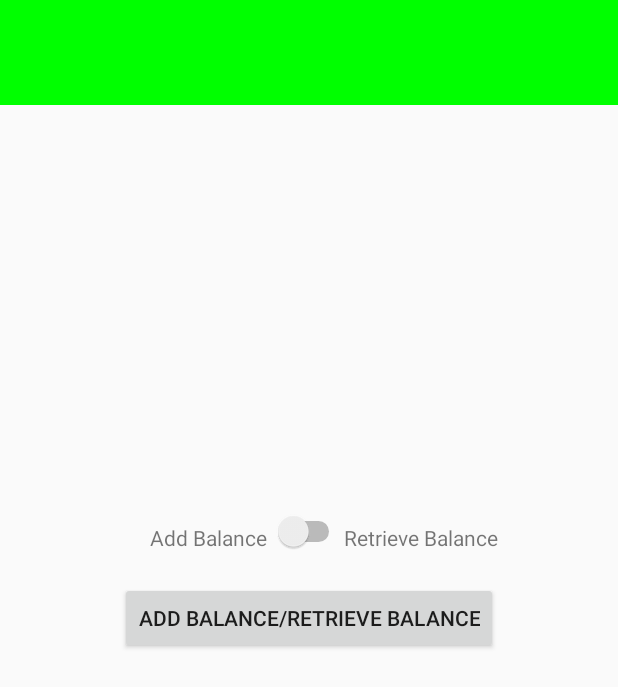
After one commit to Arjunxxxl/saveyourfuel2, an Android app: the layout activity_balance.xml on its own in the app's theme, with its tools: preview values and no code run, on a phone screen of 412 x 824 dp. The commit adds this screen. Shown: the top 687 px of the screen. Run offline under Robolectric (Android 15) with nearby library versions, the phone set to English and light mode, and no system bars; network calls fail.

Commit message:
new activities added

```diff
--- a/app/src/main/AndroidManifest.xml
+++ b/app/src/main/AndroidManifest.xml
@@ -1,7 +1,8 @@
 <?xml version="1.0" encoding="utf-8"?>
 <manifest xmlns:android="http://schemas.android.com/apk/res/android"
     package="com.saveyourfuel.saveyourfuel">
-    <uses-permission android:name="android.permission.INTERNET"/>
+
+    <uses-permission android:name="android.permission.INTERNET" />
 
     <application
         android:allowBackup="true"
@@ -27,6 +28,9 @@
                 <category android:name="android.intent.category.DEFAULT" />
             </intent-filter>
         </activity>
+        <activity android:name=".aboutusActivity" />
+        <activity android:name=".settingsActivity" />
+        <activity android:name=".balanceActivity"></activity>
     </application>
 
 </manifest>
--- /dev/null
+++ b/app/src/main/res/layout/activity_balance.xml
@@ -0,0 +1,50 @@
+<?xml version="1.0" encoding="utf-8"?>
+<android.widget.RelativeLayout xmlns:android="http://schemas.android.com/apk/res/android"
+    xmlns:app="http://schemas.android.com/apk/res-auto"
+    xmlns:tools="http://schemas.android.com/tools"
+    android:layout_width="match_parent"
+    android:layout_height="match_parent"
+    tools:context="com.saveyourfuel.saveyourfuel.balanceActivity">
+
+    <include
+        android:id="@+id/toolbar"
+        layout="@layout/toolbar_main" />
+
+    <Switch
+        android:id="@+id/switch2"
+        android:layout_width="wrap_content"
+        android:layout_height="wrap_content"
+        android:layout_above="@+id/button6"
+        android:layout_marginBottom="20dp"
+        android:layout_centerHorizontal="true"
+         />
+
+    <Button
+        android:id="@+id/button6"
+        android:layout_width="wrap_content"
+        android:layout_height="wrap_content"
+        android:layout_centerHorizontal="true"
+        android:layout_centerVertical="true"
+        android:text="Add balance/retrieve balance" />
+
+    <TextView
+        android:id="@+id/textView"
+        android:layout_width="wrap_content"
+        android:layout_height="wrap_content"
+        android:layout_alignBottom="@+id/switch2"
+        android:layout_alignLeft="@+id/button6"
+        android:layout_alignStart="@+id/button6"
+        android:layout_marginLeft="20dp"
+        android:layout_marginStart="20dp"
+        android:text="Add Balance" />
+
+    <TextView
+        android:id="@+id/textView5"
+        android:layout_width="wrap_content"
+        android:layout_height="wrap_content"
+        android:layout_alignEnd="@+id/button6"
+        android:layout_alignRight="@+id/button6"
+        android:layout_alignBottom="@+id/switch2"
+        android:text="Retrieve Balance" />
+
+</android.widget.RelativeLayout>
--- a/app/src/main/res/values/strings.xml
+++ b/app/src/main/res/values/strings.xml
@@ -1,4 +1,5 @@
 <resources>
     <string name="app_name">saveyourfuel</string>
     <string name="regester"><u><b>New here, Register Now!</b></u></string>
+    <string name="about_us">About US</string>
 </resources>
```
Also changed, not shown: app/src/main/java/com/saveyourfuel/saveyourfuel/aboutusActivity.java (added, +22 -0 lines), app/src/main/java/com/saveyourfuel/saveyourfuel/home.java (+38 -0 lines), app/src/main/java/com/saveyourfuel/saveyourfuel/settingsActivity.java (added, +22 -0 lines), app/src/main/res/layout/activity_aboutus.xml (added, +13 -0 lines), app/src/main/res/layout/activity_home.xml (+45 -2 lines), app/src/main/res/layout/activity_settings.xml (added, +13 -0 lines).
